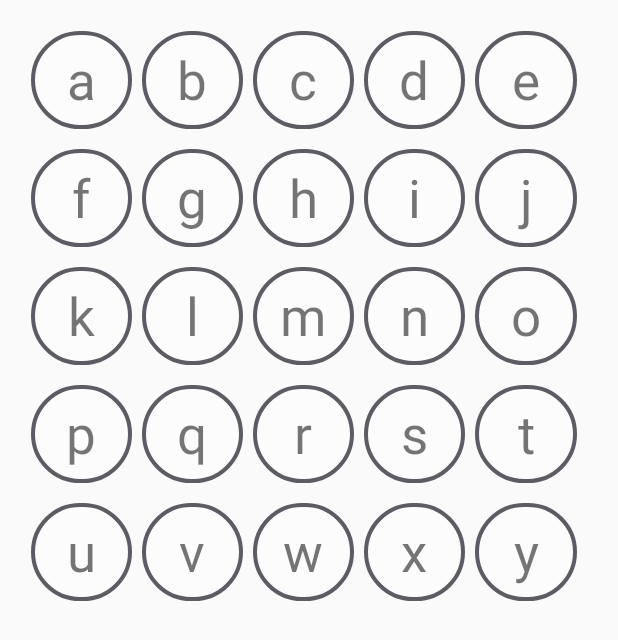
After one commit to MahmoudMabrok/EnglishTime, an Android app: the CollectWord screen opened directly, with no data from a screen before it, on a phone screen of 412 x 824 dp. The commit adds this screen. Shown: the top 640 px of the screen. Run offline under Robolectric (Android 15) with nearby library versions, the phone set to English and light mode, and no system bars; our stand-ins replace ButterKnife, sdp/ssp sizes.

Commit message:
add Display for Roll game & start Collect game

```diff
--- a/app/build.gradle
+++ b/app/build.gradle
@@ -43,7 +43,6 @@ dependencies {
 
 
     implementation 'com.github.woxthebox:draglistview:1.6.6'
-    implementation 'com.ramotion.circlemenu:circle-menu:0.3.2'
 
     implementation 'com.nightonke:boommenu:2.1.1'
 
--- a/app/src/main/AndroidManifest.xml
+++ b/app/src/main/AndroidManifest.xml
@@ -11,6 +11,9 @@
         android:roundIcon="@mipmap/ic_launcher_round"
         android:supportsRtl="true"
         android:theme="@style/AppTheme">
+        <activity
+            android:name=".feature.feature.collectWord.CollectWord"
+            android:exported="true" />
         <activity
             android:name=".feature.feature.snake.SnakeStair"
             android:exported="true" />
--- /dev/null
+++ b/app/src/main/java/learning/mahmoudmabrok/englishtime/feature/feature/collectWord/Collect.kt
@@ -0,0 +1,3 @@
+package learning.mahmoudmabrok.englishtime.feature.feature.collectWord
+
+data class CollectGame(val chars: List<Char>, val words: List<String>)
--- /dev/null
+++ b/app/src/main/java/learning/mahmoudmabrok/englishtime/feature/feature/collectWord/CollectAdapter.java
@@ -0,0 +1,117 @@
+package learning.mahmoudmabrok.englishtime.feature.feature.collectWord;
+
+import android.util.Log;
+import android.view.LayoutInflater;
+import android.view.View;
+import android.view.ViewGroup;
+import android.widget.TextView;
+
+import java.util.ArrayList;
+import java.util.List;
+
+import androidx.annotation.NonNull;
+import androidx.recyclerview.widget.RecyclerView;
+import butterknife.BindView;
+import butterknife.ButterKnife;
+import learning.mahmoudmabrok.englishtime.R;
+
+public class CollectAdapter extends RecyclerView.Adapter<CollectAdapter.Holder> {
+
+    private static final String TAG = "CollectAdapter";
+
+    private List<Character> chars;
+    private List<String> words;
+    private List<Integer> selectedIndexes = new ArrayList<>();
+    private List<Integer> doneIndexes = new ArrayList<>();
+
+
+    public CollectAdapter(CollectGame collectGame) {
+        chars = collectGame.getChars();
+        words = collectGame.getWords();
+    }
+
+
+    public void clear() {
+        chars.clear();
+        notifyDataSetChanged();
+    }
+
+    @Override
+    public Holder onCreateViewHolder(@NonNull ViewGroup viewGroup, int i) {
+        View view = LayoutInflater.from(viewGroup.getContext()).inflate(R.layout.collect_item, viewGroup, false);
+        return new Holder(view);
+    }
+
+    @Override
+    public void onBindViewHolder(@NonNull Holder holder, int pos) {
+        Character item = chars.get(pos);
+        holder.mBtnCollect.setText(item.toString());
+
+        if (doneIndexes.contains(pos)) {
+            holder.itemView.setBackgroundResource(R.drawable.collect_done);
+        } else if (selectedIndexes.contains(pos)) {
+            holder.itemView.setBackgroundResource(R.drawable.collect_selected);
+        } else {
+            holder.itemView.setBackgroundResource(R.drawable.collect_unselected);
+        }
+
+    }
+
+    @Override
+    public int getItemCount() {
+        return chars.size();
+    }
+
+    private boolean isAllowedToClick(int pos) {
+        // first item to select
+        if (selectedIndexes.isEmpty())
+            return true;
+        else {
+            // get last pos
+            int last = selectedIndexes.get(selectedIndexes.size() - 1);
+            return last % 5 == pos % 5 || last / 5 == pos / 5;
+        }
+    }
+
+    private void check() {
+    }
+
+    interface KeybordListner {
+        void keyClicked(Character c);
+    }
+
+    class Holder extends RecyclerView.ViewHolder implements View.OnClickListener {
+        @BindView(R.id.tvCollect)
+        TextView mBtnCollect;
+
+        public Holder(@NonNull View itemView) {
+            super(itemView);
+            ButterKnife.bind(this, itemView);
+            itemView.setOnClickListener(this);
+        }
+
+        @Override
+        public void onClick(View v) {
+            int pos = getAdapterPosition();
+            Log.d(TAG, "onClick: " + pos);
+            if (selectedIndexes.contains(pos)) {
+                // clicked before
+                selectedIndexes.remove(Integer.valueOf(pos));
+                v.setBackgroundResource(R.drawable.collect_unselected);
+            } else {
+                // here check first its allowed to click here
+                // rule that we select items in same row and col
+                if (isAllowedToClick(pos)) {
+                    selectedIndexes.add(pos);
+                    v.setBackgroundResource(R.drawable.collect_selected);
+                }
+
+            }
+
+
+            check();
+        }
+    }
+
+
+}
--- /dev/null
+++ b/app/src/main/java/learning/mahmoudmabrok/englishtime/feature/feature/collectWord/CollectWord.java
@@ -0,0 +1,52 @@
+package learning.mahmoudmabrok.englishtime.feature.feature.collectWord;
+
+import android.os.Bundle;
+import android.view.View;
+import android.widget.TextView;
+
+import java.util.ArrayList;
+import java.util.List;
+
+import androidx.appcompat.app.AppCompatActivity;
+import androidx.recyclerview.widget.GridLayoutManager;
+import androidx.recyclerview.widget.RecyclerView;
+import butterknife.BindView;
+import butterknife.ButterKnife;
+import learning.mahmoudmabrok.englishtime.R;
+import learning.mahmoudmabrok.englishtime.feature.feature.crossword.Keys;
+
+public class CollectWord extends AppCompatActivity {
+
+    @BindView(R.id.rvCollectGame)
+    RecyclerView mRvCollectGame;
+    @BindView(R.id.tvWordsToCollect)
+    TextView mTvWordsToCollect;
+
+    private CollectAdapter adapter;
+
+    @Override
+    protected void onCreate(Bundle savedInstanceState) {
+        super.onCreate(savedInstanceState);
+        setContentView(R.layout.activity_collect_word);
+        ButterKnife.bind(this);
+
+        loadData();
+        initRV();
+
+    }
+
+    private CollectGame loadData() {
+        List<String> strings = new ArrayList<>();
+        strings.add("abc");
+        strings.add("xyz");
+        return new CollectGame(Keys.chars.subList(0, 25), strings);
+
+    }
+
+    private void initRV() {
+        adapter = new CollectAdapter(loadData());
+        mRvCollectGame.setAdapter(adapter);
+        mRvCollectGame.setLayoutManager(new GridLayoutManager(this, 5));
+        mRvCollectGame.setLayoutDirection(View.LAYOUT_DIRECTION_LTR);
+    }
+}
--- /dev/null
+++ b/app/src/main/res/drawable/collect_done.xml
@@ -0,0 +1,11 @@
+<?xml version="1.0" encoding="utf-8"?>
+<selector xmlns:android="http://schemas.android.com/apk/res/android">
+    <item>
+        <shape android:shape="rectangle">
+            <corners android:radius="@dimen/_25sdp" />
+            <solid android:color="@color/green" />
+            <padding android:bottom="@dimen/_5sdp" android:top="@dimen/_5sdp" />
+            <stroke android:width="@dimen/_2sdp" android:color="@color/blackSoft" />
+        </shape>
+    </item>
+</selector>
--- /dev/null
+++ b/app/src/main/res/drawable/collect_selected.xml
@@ -0,0 +1,11 @@
+<?xml version="1.0" encoding="utf-8"?>
+<selector xmlns:android="http://schemas.android.com/apk/res/android">
+    <item>
+        <shape android:shape="rectangle">
+            <corners android:radius="@dimen/_25sdp" />
+            <solid android:color="@color/white" />
+            <padding android:bottom="@dimen/_5sdp" android:top="@dimen/_5sdp" />
+            <stroke android:width="@dimen/_5sdp" android:color="@color/blue" android:dashWidth="@dimen/_10sdp" android:dashGap="@dimen/_2sdp" />
+        </shape>
+    </item>
+</selector>
--- /dev/null
+++ b/app/src/main/res/drawable/collect_unselected.xml
@@ -0,0 +1,11 @@
+<?xml version="1.0" encoding="utf-8"?>
+<selector xmlns:android="http://schemas.android.com/apk/res/android">
+    <item>
+        <shape android:shape="rectangle">
+            <corners android:radius="@dimen/_25sdp" />
+            <solid android:color="@color/white" />
+            <padding android:bottom="@dimen/_5sdp" android:top="@dimen/_5sdp" />
+            <stroke android:width="@dimen/_2sdp" android:color="@color/blackSoft" />
+        </shape>
+    </item>
+</selector>
--- /dev/null
+++ b/app/src/main/res/layout/activity_collect_word.xml
@@ -0,0 +1,22 @@
+<?xml version="1.0" encoding="utf-8"?>
+<LinearLayout xmlns:android="http://schemas.android.com/apk/res/android"
+    xmlns:tools="http://schemas.android.com/tools"
+    android:layout_width="match_parent"
+    android:layout_height="match_parent"
+    android:orientation="vertical"
+    android:padding="@dimen/screenPadding"
+    tools:context=".feature.feature.collectWord.CollectWord">
+
+    <androidx.recyclerview.widget.RecyclerView
+        android:id="@+id/rvCollectGame"
+        android:layout_width="match_parent"
+        android:layout_height="0dp"
+        android:layout_weight="1" />
+
+    <TextView
+        android:id="@+id/tvWordsToCollect"
+        android:layout_width="match_parent"
+        android:layout_height="wrap_content" />
+
+
+</LinearLayout>
--- /dev/null
+++ b/app/src/main/res/layout/collect_item.xml
@@ -0,0 +1,21 @@
+<?xml version="1.0" encoding="utf-8"?>
+<LinearLayout xmlns:android="http://schemas.android.com/apk/res/android"
+    android:layout_width="match_parent"
+    android:layout_height="wrap_content"
+    android:layout_marginEnd="@dimen/_5sdp"
+    android:layout_marginBottom="@dimen/_10sdp"
+    android:minWidth="@dimen/_50sdp"
+    android:minHeight="@dimen/_50sdp"
+    android:orientation="vertical">
+
+
+    <TextView
+        android:id="@+id/tvCollect"
+        android:layout_width="match_parent"
+        android:layout_height="0dp"
+        android:layout_weight="1"
+        android:gravity="center"
+        android:text="@string/_1"
+        android:textSize="@dimen/collectSize" />
+
+</LinearLayout>
--- a/app/src/main/res/values/dimens.xml
+++ b/app/src/main/res/values/dimens.xml
@@ -8,6 +8,7 @@
     <dimen name="crossHeight">@dimen/_50sdp</dimen>
     <dimen name="crossHint">@dimen/_15ssp</dimen>
     <dimen name="crossSize">@dimen/_27ssp</dimen>
+    <dimen name="collectSize">@dimen/_27ssp</dimen>
     <dimen name="keySize">@dimen/_12ssp</dimen>
     <dimen name="SnakeSize">@dimen/_30ssp</dimen>
 </resources>
```
Also changed, not shown: app/src/main/java/learning/mahmoudmabrok/englishtime/feature/feature/activities/Activities.java (+10 -6 lines), app/src/main/java/learning/mahmoudmabrok/englishtime/feature/feature/snake/SnakeStair.java (+18 -10 lines), app/src/main/res/drawable/ic_down.xml (added, +24 -0 lines), app/src/main/res/drawable/ic_game_up.xml (added, +24 -0 lines), app/src/main/res/drawable/snack_bg.xml (added, +11 -0 lines), app/src/main/res/layout/activity_snake_stair.xml (+21 -4 lines).
